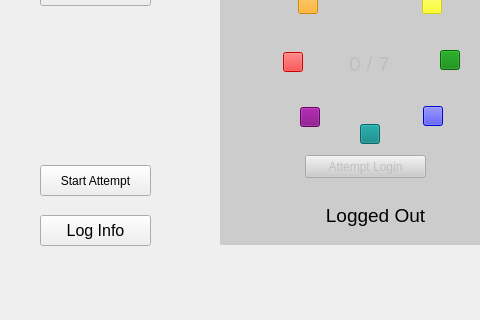
Arkaywhon/HCI-Application, file mainwindow.ui: the form before one commit; both pictures show x 0 to 480 and y 235 to 555 of the 584 by 555 pixel window.
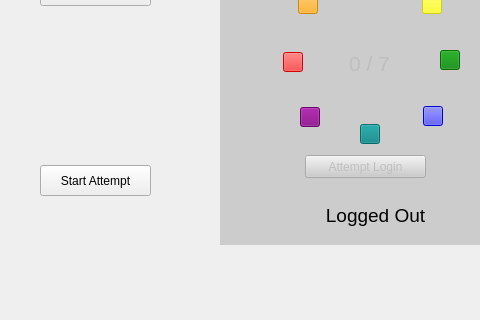
The form after the commit. Icons and pictures are not drawn.

Patch:
```diff
--- a/mainwindow.ui
+++ b/mainwindow.ui
@@ -346,24 +346,6 @@
     <zorder>logStatusLbl</zorder>
     <zorder>beginBtn</zorder>
    </widget>
-   <widget class="QPushButton" name="logBtn">
-    <property name="geometry">
-     <rect>
-      <x>40</x>
-      <y>450</y>
-      <width>111</width>
-      <height>31</height>
-     </rect>
-    </property>
-    <property name="font">
-     <font>
-      <pointsize>12</pointsize>
-     </font>
-    </property>
-    <property name="text">
-     <string>Log Info</string>
-    </property>
-   </widget>
    <widget class="QPushButton" name="attemptBtn">
     <property name="geometry">
      <rect>
```
Left out of the diff: 26 changed lines with no effect on the pictures.
